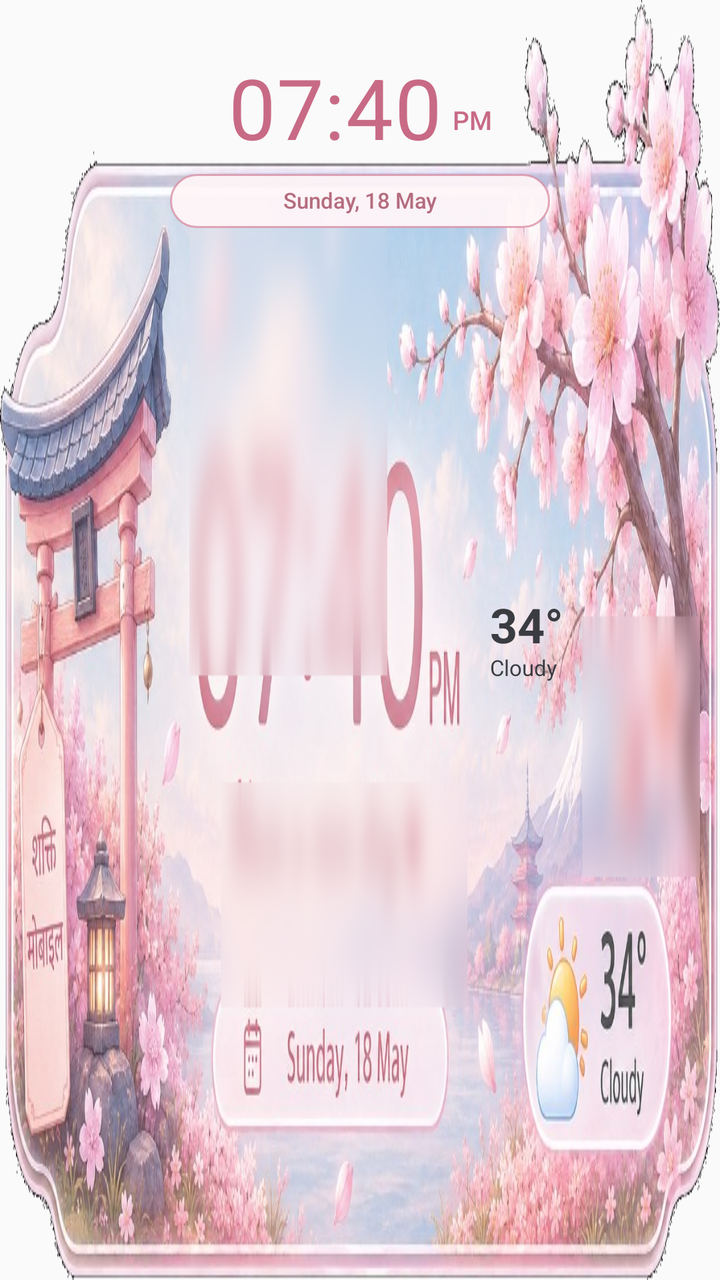
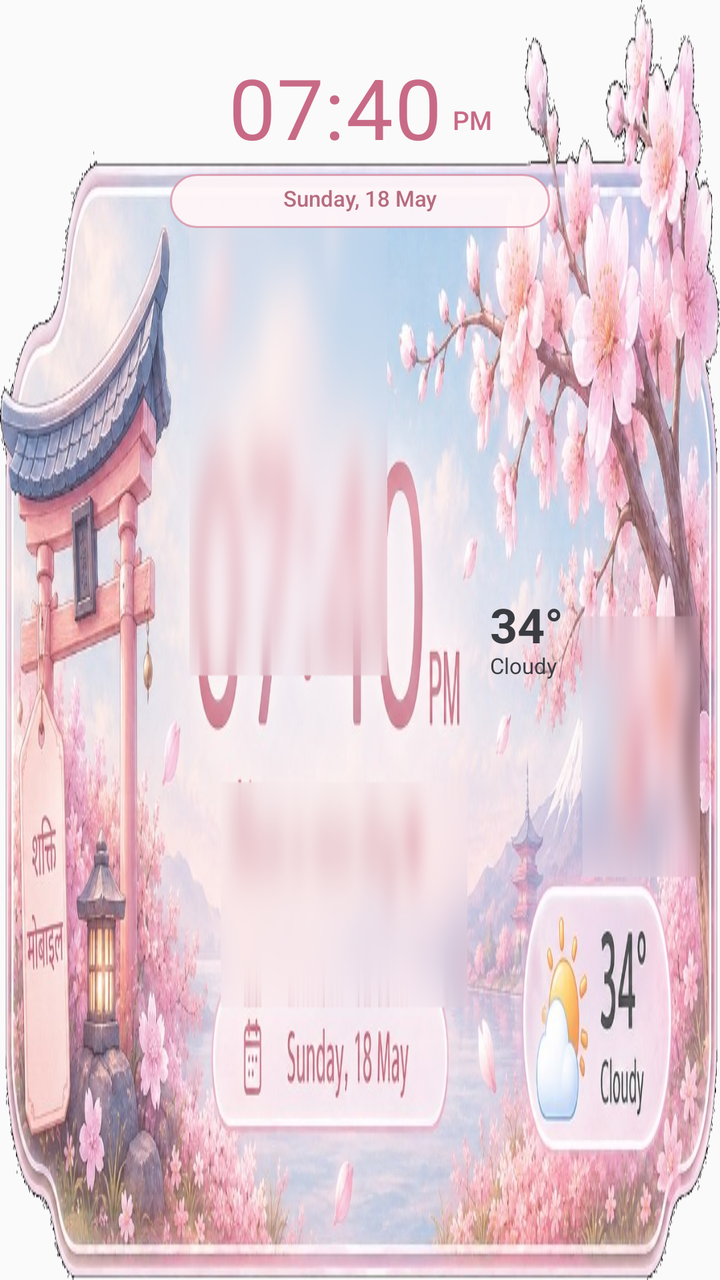

Two renders of the same Android screen: before a commit and after it. Below are the layout's source before the change and the commit's diff.
<!-- AndroidManifest.xml: application theme Theme.SakuraWidget -->
<!-- res/layout/widget_sakura.xml -->
<?xml version="1.0" encoding="utf-8"?>
<FrameLayout xmlns:android="http://schemas.android.com/apk/res/android"
    android:id="@+id/widget_root"
    android:layout_width="match_parent"
    android:layout_height="match_parent"
    android:clipChildren="false"
    android:contentDescription="@string/widget_name">

    <ImageView
        android:id="@+id/widget_art"
        android:layout_width="match_parent"
        android:layout_height="match_parent"
        android:contentDescription="@null"
        android:importantForAccessibility="no"
        android:scaleType="fitXY"
        android:src="@drawable/widget_art_clean" />

    <LinearLayout
        android:layout_width="wrap_content"
        android:layout_height="wrap_content"
        android:layout_gravity="center_horizontal|top"
        android:layout_marginTop="31dp"
        android:gravity="bottom"
        android:orientation="horizontal">

        <TextView
            android:id="@+id/widget_time"
            android:layout_width="wrap_content"
            android:layout_height="wrap_content"
            android:fontFamily="sans-serif"
            android:includeFontPadding="false"
            android:letterSpacing="0.01"
            android:shadowColor="#55FFFFFF"
            android:shadowDx="0"
            android:shadowDy="1"
            android:shadowRadius="2"
            android:text="07:40"
            android:textColor="@color/clock_pink"
            android:textSize="42sp"
            android:textStyle="normal" />

        <TextView
            android:id="@+id/widget_meridiem"
            android:layout_width="wrap_content"
            android:layout_height="wrap_content"
            android:layout_marginBottom="5dp"
            android:layout_marginStart="5dp"
            android:fontFamily="sans-serif-medium"
            android:includeFontPadding="false"
            android:text="PM"
            android:textColor="@color/clock_pink"
            android:textSize="13sp" />
    </LinearLayout>

    <TextView
        android:id="@+id/widget_date"
        android:layout_width="190dp"
        android:layout_height="27dp"
        android:layout_gravity="center_horizontal|top"
        android:layout_marginTop="87dp"
        android:background="@drawable/date_pill"
        android:fontFamily="sans-serif-medium"
        android:gravity="center"
        android:includeFontPadding="false"
        android:maxLines="1"
        android:text="Sunday, 18 May"
        android:textColor="@color/date_pink"
        android:textSize="11sp" />

    <LinearLayout
        android:layout_width="92dp"
        android:layout_height="wrap_content"
        android:layout_gravity="end|center_vertical"
        android:layout_marginEnd="23dp"
        android:gravity="center_vertical"
        android:orientation="vertical">

        <TextView
            android:id="@+id/widget_temperature"
            android:layout_width="match_parent"
            android:layout_height="wrap_content"
            android:fontFamily="sans-serif"
            android:includeFontPadding="false"
            android:text="34°"
            android:textColor="@color/weather_dark"
            android:textSize="24sp"
            android:textStyle="bold" />

        <TextView
            android:id="@+id/widget_condition"
            android:layout_width="match_parent"
            android:layout_height="wrap_content"
            android:fontFamily="sans-serif"
            android:includeFontPadding="false"
            android:maxLines="1"
            android:text="Cloudy"
            android:textColor="@color/weather_dark"
            android:textSize="11sp" />
    </LinearLayout>
</FrameLayout>
<!-- resources referenced by this layout -->
<resources>
  <color name="clock_pink">#C86A86</color>
  <color name="date_pink">#B56C7F</color>
  <color name="weather_dark">#3A3C42</color>
  <!-- drawable date_pill (drawable) -->
  <?xml version="1.0" encoding="utf-8"?>
  <shape xmlns:android="http://schemas.android.com/apk/res/android">
      <solid android:color="#EFFFF6F8" />
      <stroke
          android:width="1dp"
          android:color="#B8D989A0" />
      <corners android:radius="18dp" />
  </shape>
  <!-- drawable widget_art_clean: png bitmap (drawable-nodpi, 934219 bytes) -->
  <string name="widget_name">Sakura clock and weather</string>
  <style name="Theme.SakuraWidget" parent="android:style/Theme.Material.Light.NoActionBar">
          <item name="android:fontFamily">sans</item>
          <item name="android:colorAccent">#C86A86</item>
          <item name="android:windowActionModeOverlay">true</item>
      </style>
</resources>

<!-- the commit's change to res/layout/widget_sakura.xml (unified diff, before → after) -->
@@ -63,6 +63,7 @@
         android:gravity="center"
         android:includeFontPadding="false"
         android:maxLines="1"
+        android:paddingBottom="2dp"
         android:text="Sunday, 18 May"
         android:textColor="@color/date_pink"
         android:textSize="11sp" />
@@ -93,6 +94,7 @@
             android:fontFamily="sans-serif"
             android:includeFontPadding="false"
             android:maxLines="1"
+            android:translationY="-1dp"
             android:text="Cloudy"
             android:textColor="@color/weather_dark"
             android:textSize="11sp" />
